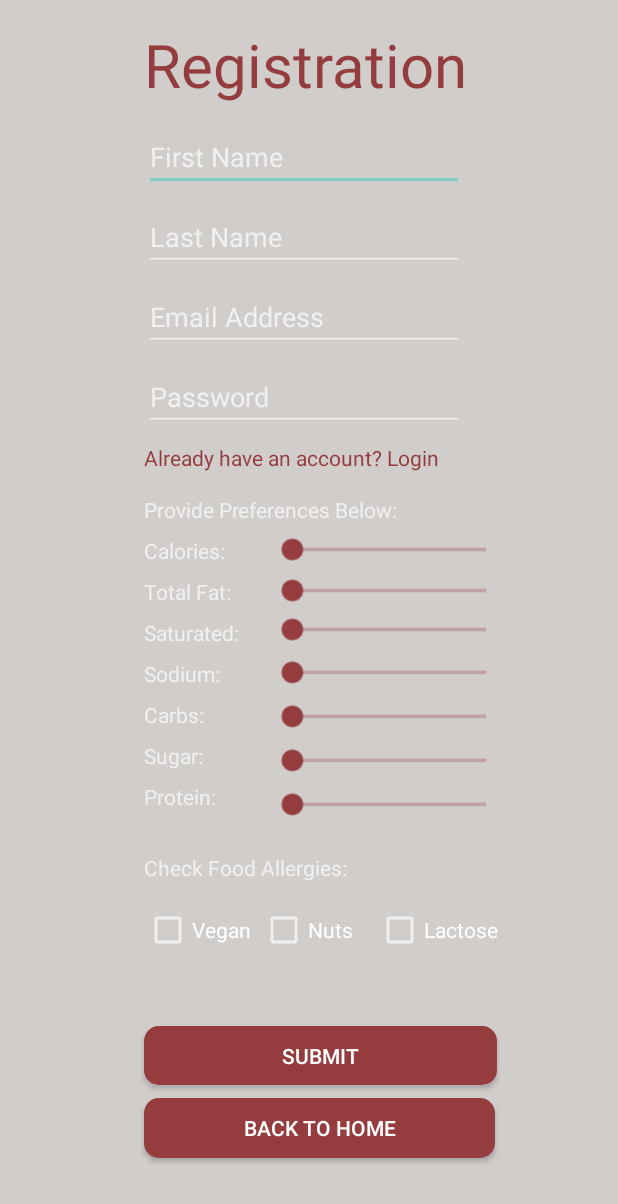
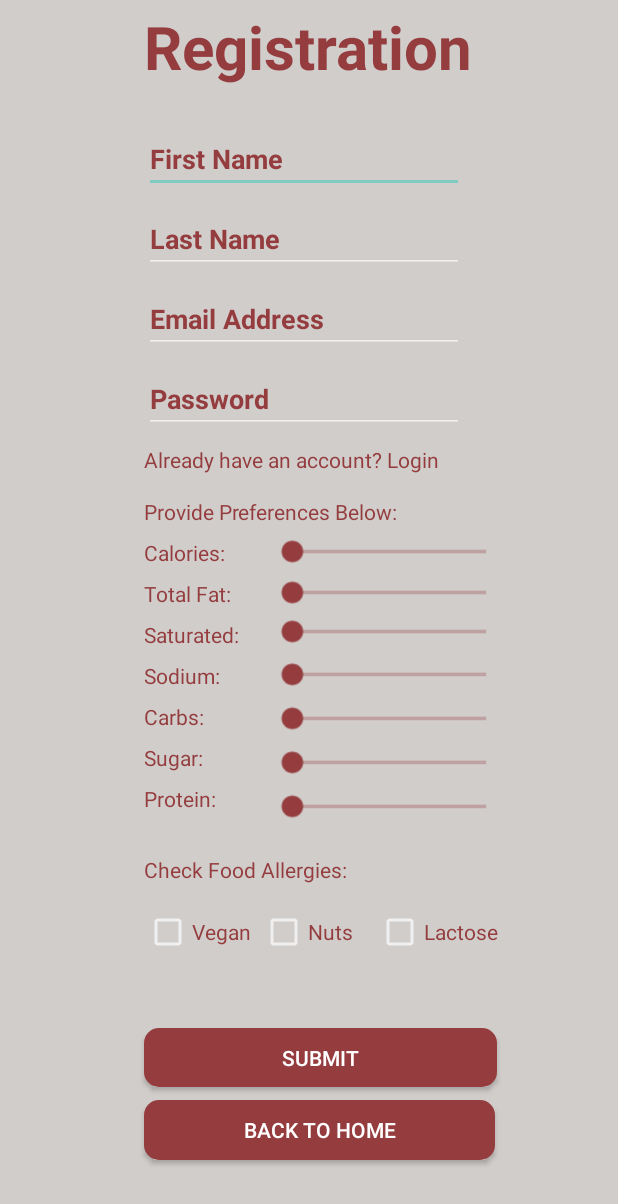
Before and after one commit to 05786K/delphiApp, an Android app: the signUpActivity screen opened directly, with no data from a screen before it, on a phone screen of 412 x 824 dp. Shown: the top 1204 px of the screen. Run offline under Robolectric (Android 15) with nearby library versions, the phone set to English and light mode, and no system bars.

Commit message:
nothing added

```diff
--- a/app/src/main/java/com/example/delphidisplays/retrofit/RetrofitService.java
+++ b/app/src/main/java/com/example/delphidisplays/retrofit/RetrofitService.java
@@ -15,7 +15,7 @@ public class RetrofitService {
 
     private void initializeRetrofit() {
         retrofit = new Retrofit.Builder()
-                .baseUrl("http://192.168.56.1:8080/")
+                .baseUrl("http://172.16.15.11:8080/")
                 .addConverterFactory(GsonConverterFactory.create(new Gson()))
                 .build();
     }
--- a/app/src/main/res/layout/activity_sign_up2.xml
+++ b/app/src/main/res/layout/activity_sign_up2.xml
@@ -16,6 +16,7 @@
         android:layout_marginTop="16dp"
         android:width="150dp"
         android:text="Lactose"
+        android:textColor="@color/brown"
         app:layout_constraintStart_toEndOf="@+id/nuts_checkbox_input"
         app:layout_constraintTop_toBottomOf="@+id/preferences_title3" />
 
@@ -26,6 +27,7 @@
         android:layout_marginTop="16dp"
         android:width="150dp"
         android:text="Nuts"
+        android:textColor="@color/brown"
         app:layout_constraintStart_toEndOf="@+id/vegan_checkbox_input"
         app:layout_constraintTop_toBottomOf="@+id/preferences_title3" />
 
@@ -36,18 +38,20 @@
         android:layout_marginTop="16dp"
         android:width="150dp"
         android:text="Vegan"
+        android:textColor="@color/brown"
         app:layout_constraintStart_toStartOf="@+id/preferences_title3"
         app:layout_constraintTop_toBottomOf="@+id/preferences_title3" />
 
     <TextView
         android:id="@+id/textView3"
-        android:layout_width="wrap_content"
-        android:layout_height="wrap_content"
+        android:layout_width="242dp"
+        android:layout_height="57dp"
         android:layout_marginStart="96dp"
-        android:layout_marginTop="16dp"
+        android:layout_marginTop="4dp"
         android:text="Registration"
         android:textColor="@color/brown"
         android:textSize="40dp"
+        android:textStyle="bold"
         app:layout_constraintStart_toStartOf="parent"
         app:layout_constraintTop_toTopOf="parent" />
 
@@ -55,10 +59,12 @@
         android:id="@+id/first_name_input"
         android:layout_width="wrap_content"
         android:layout_height="wrap_content"
-        android:layout_marginTop="12dp"
+        android:layout_marginTop="22dp"
         android:ems="10"
         android:hint="First Name"
         android:inputType="textPersonName"
+        android:textColorHint="@color/brown"
+        android:textStyle="bold"
         app:layout_constraintStart_toStartOf="@+id/textView3"
         app:layout_constraintTop_toBottomOf="@+id/textView3"></EditText>
 
@@ -69,6 +75,8 @@
         android:layout_marginTop="8dp"
         android:ems="10"
         android:hint="Last Name"
+        android:textColorHint="@color/brown"
+        android:textStyle="bold"
         android:inputType="textPersonName"
         app:layout_constraintStart_toStartOf="@+id/first_name_input"
         app:layout_constraintTop_toBottomOf="@+id/first_name_input"></EditText>
@@ -81,6 +89,8 @@
         android:ems="10"
         android:hint="Password"
         android:inputType="textPassword"
+        android:textColorHint="@color/brown"
+        android:textStyle="bold"
         app:layout_constraintStart_toStartOf="@+id/email_input"
         app:layout_constraintTop_toBottomOf="@+id/email_input"></EditText>
 
@@ -91,6 +101,7 @@
 
         android:layout_marginTop="15dp"
         android:text="Provide Preferences Below:"
+        android:textColor="@color/brown"
         app:layout_constraintStart_toStartOf="@+id/message1"
         app:layout_constraintTop_toBottomOf="@+id/message1" />
 
@@ -101,6 +112,7 @@
 
         android:layout_marginTop="28dp"
         android:text="Check Food Allergies:"
+        android:textColor="@color/brown"
         app:layout_constraintStart_toStartOf="@+id/protein_title"
         app:layout_constraintTop_toBottomOf="@+id/protein_title" />
 
@@ -111,6 +123,8 @@
         android:layout_marginTop="8dp"
         android:ems="10"
         android:hint="Email Address"
+        android:textColorHint="@color/brown"
+        android:textStyle="bold"
         android:inputType="textEmailAddress"
         app:layout_constraintStart_toStartOf="@+id/last_name_input"
         app:layout_constraintTop_toBottomOf="@+id/last_name_input"></EditText>
@@ -122,6 +136,7 @@
         android:layout_height="wrap_content"
         android:layout_marginTop="8dp"
         android:text="Calories: "
+        android:textColor="@color/brown"
         app:layout_constraintStart_toStartOf="@+id/preferences_title"
         app:layout_constraintTop_toBottomOf="@+id/preferences_title" />
 
@@ -149,6 +164,7 @@
         android:layout_height="wrap_content"
         android:layout_marginTop="8dp"
         android:text="Total Fat: "
+        android:textColor="@color/brown"
         app:layout_constraintStart_toStartOf="@+id/calories_title"
         app:layout_constraintTop_toBottomOf="@+id/calories_title"></TextView>
 
@@ -174,6 +190,7 @@
         android:layout_height="wrap_content"
         android:layout_marginTop="8dp"
         android:text="Sodium: "
+        android:textColor="@color/brown"
         app:layout_constraintStart_toStartOf="@+id/saturated_fat_title"
         app:layout_constraintTop_toBottomOf="@+id/saturated_fat_title" />
 
@@ -201,6 +218,7 @@
         android:layout_height="wrap_content"
         android:layout_marginTop="8dp"
         android:text="Saturated:"
+        android:textColor="@color/brown"
         app:layout_constraintStart_toStartOf="@+id/total_fat_title"
         app:layout_constraintTop_toBottomOf="@+id/total_fat_title"></TextView>
 
@@ -227,6 +245,7 @@
         android:layout_height="wrap_content"
         android:layout_marginTop="8dp"
         android:text="Carbs: "
+        android:textColor="@color/brown"
         app:layout_constraintStart_toStartOf="@+id/sodium_title"
         app:layout_constraintTop_toBottomOf="@+id/sodium_title" />
 
@@ -268,6 +287,7 @@
         android:layout_height="wrap_content"
         android:layout_marginTop="8dp"
         android:text="Sugar: "
+        android:textColor="@color/brown"
         app:layout_constraintStart_toStartOf="@+id/carbohydrates_title"
         app:layout_constraintTop_toBottomOf="@+id/carbohydrates_title" />
 
@@ -296,6 +316,7 @@
         android:layout_height="wrap_content"
         android:layout_marginTop="8dp"
         android:text="Protein: "
+        android:textColor="@color/brown"
         app:layout_constraintStart_toStartOf="@+id/sugars_title"
         app:layout_constraintTop_toBottomOf="@+id/sugars_title" />
 
```
